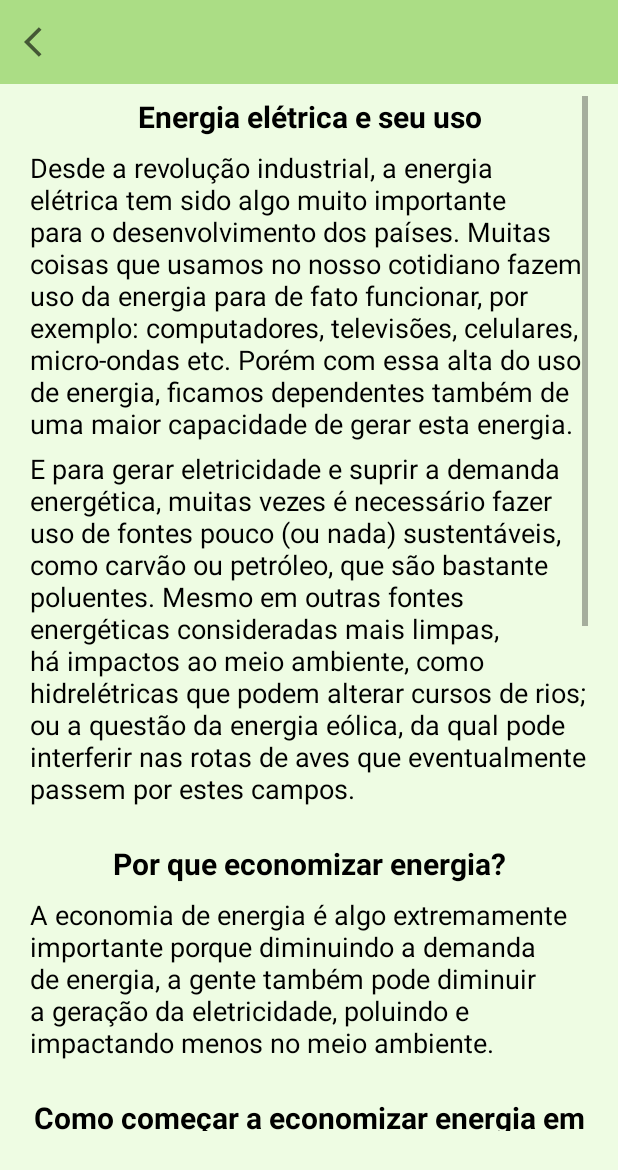
After one commit to MatheusCortez/EcoTask, an Android app: the FragmentEnergia screen opened through its navigation route, on a phone screen of 412 x 824 dp. The commit adds this screen. Shown: the top 1170 px of the screen. Run offline under Robolectric (Android 15) with nearby library versions, the phone set to English and light mode, and no system bars; our stand-ins replace Dagger/Hilt's generated code.

Commit message:
Ĩmplementação final da aba ideias

```diff
--- /dev/null
+++ b/app/src/main/java/com/example/ecotask_/FragmentEnergia.kt
@@ -0,0 +1,35 @@
+package com.example.ecotask_
+
+import android.content.Intent
+import android.net.Uri
+import android.os.Bundle
+import androidx.fragment.app.Fragment
+import android.view.LayoutInflater
+import android.view.View
+import android.view.ViewGroup
+import androidx.navigation.fragment.findNavController
+import com.example.ecotask_.databinding.FragmentEnergiaBinding
+
+const val LINK_ENERGIA =
+    "https://brasilescola.uol.com.br/fisica/dicas-para-economia-energia-eletrica.htm"
+
+class FragmentEnergia : Fragment() {
+    lateinit var binding : FragmentEnergiaBinding
+
+    override fun onCreateView(
+        inflater: LayoutInflater, container: ViewGroup?,
+        savedInstanceState: Bundle?
+    ): View? {
+
+        binding = FragmentEnergiaBinding.inflate(inflater, container, false)
+
+        binding.materialToolbarEnergia.setOnClickListener {
+            findNavController().navigate(R.id.action_fragmentEnergia_to_fragmentDicas)
+        }
+
+        binding.linkParaSite3.setOnClickListener {
+            startActivity(Intent(Intent.ACTION_VIEW, Uri.parse(LINK_ENERGIA)))
+        }
+        return binding.root
+    }
+}
--- a/app/src/main/res/layout/activity_logo.xml
+++ b/app/src/main/res/layout/activity_logo.xml
@@ -8,14 +8,16 @@
     tools:context=".logo">
 
     <ImageView
-        android:id="@+id/imageView"
+        android:id="@+id/viewEnergia"
         android:layout_width="314dp"
         android:layout_height="592dp"
         android:contentDescription="@string/logo"
+        android:scaleX="1.5"
+        android:scaleY="1.5"
         app:layout_constraintBottom_toBottomOf="parent"
         app:layout_constraintEnd_toEndOf="parent"
         app:layout_constraintHorizontal_bias="0.5"
         app:layout_constraintStart_toStartOf="parent"
         app:layout_constraintTop_toTopOf="parent"
-        app:srcCompat="@drawable/logo_app" />
+        app:srcCompat="@drawable/ecotask_logo" />
 </androidx.constraintlayout.widget.ConstraintLayout>
--- /dev/null
+++ b/app/src/main/res/layout/fragment_energia.xml
@@ -0,0 +1,191 @@
+<?xml version="1.0" encoding="utf-8"?>
+<androidx.constraintlayout.widget.ConstraintLayout xmlns:android="http://schemas.android.com/apk/res/android"
+    xmlns:tools="http://schemas.android.com/tools"
+    android:layout_width="match_parent"
+    android:layout_height="match_parent"
+    xmlns:app="http://schemas.android.com/apk/res-auto"
+    tools:context=".FragmentEnergia">
+
+    <com.google.android.material.appbar.MaterialToolbar
+        android:id="@+id/materialToolbarEnergia"
+        android:layout_width="match_parent"
+        android:layout_height="wrap_content"
+        android:background="@color/backcolor"
+        app:layout_constraintEnd_toEndOf="parent"
+        app:layout_constraintHorizontal_bias="1.0"
+        app:layout_constraintStart_toStartOf="parent"
+        app:layout_constraintTop_toTopOf="parent"
+        app:navigationIcon="@drawable/ic_baseline_arrow_back_ios_24"
+        app:title="" />
+
+    <androidx.constraintlayout.widget.Guideline
+        android:id="@+id/guideline4"
+        android:layout_width="wrap_content"
+        android:layout_height="wrap_content"
+        android:orientation="vertical"
+        app:layout_constraintGuide_begin="20dp"/>
+
+    <androidx.constraintlayout.widget.Guideline
+        android:id="@+id/guideline7"
+        android:layout_width="match_parent"
+        android:layout_height="match_parent"
+        app:layout_constraintGuide_end="20dp"
+        android:orientation="vertical" />
+
+    <ScrollView
+        android:layout_width="0dp"
+        android:layout_height="0dp"
+        android:layout_marginTop="8dp"
+        android:layout_marginBottom="70dp"
+        app:layout_constraintBottom_toBottomOf="parent"
+        app:layout_constraintEnd_toStartOf="@+id/guideline7"
+        app:layout_constraintStart_toStartOf="@+id/guideline4"
+        app:layout_constraintTop_toBottomOf="@+id/materialToolbarEnergia">
+
+        <LinearLayout
+            android:layout_width="match_parent"
+            android:layout_height="wrap_content"
+            android:orientation="vertical">
+
+            <TextView
+                android:id="@+id/textView14"
+                android:layout_width="match_parent"
+                android:layout_height="wrap_content"
+                android:text="Energia elétrica e seu uso"
+                android:textAlignment="center"
+                android:textColor="#000000"
+                android:textSize="20sp"
+                android:textStyle="bold" />
+
+            <TextView
+                android:id="@+id/textView16"
+                android:layout_width="match_parent"
+                android:layout_height="wrap_content"
+                android:layout_marginTop="8dp"
+                android:text="Desde a revolução industrial, a energia elétrica tem sido algo muito importante para o desenvolvimento dos países. Muitas coisas que usamos no nosso cotidiano fazem uso da energia para de fato funcionar, por exemplo: computadores, televisões, celulares, micro-ondas etc. Porém com essa alta do uso de energia, ficamos dependentes também de uma maior capacidade de gerar esta energia. "
+                android:textColor="#000000"
+                android:textSize="18sp" />
+
+            <TextView
+                android:id="@+id/textView19"
+                android:layout_width="match_parent"
+                android:layout_height="wrap_content"
+                android:layout_marginTop="5dp"
+                android:text="E para gerar eletricidade e suprir a demanda energética, muitas vezes é necessário fazer uso de fontes pouco (ou nada) sustentáveis, como carvão ou petróleo, que são bastante poluentes. Mesmo em outras fontes energéticas consideradas mais limpas, há impactos ao meio ambiente, como hidrelétricas que podem alterar cursos de rios; ou a questão da energia eólica, da qual pode interferir nas rotas de aves que eventualmente passem por estes campos."
+                android:textColor="#000000"
+                android:textSize="18sp" />
+
+            <TextView
+                android:id="@+id/textView21"
+                android:layout_width="match_parent"
+                android:layout_height="wrap_content"
+                android:layout_marginTop="24dp"
+                android:text="Por que economizar energia?"
+                android:textAlignment="center"
+                android:textColor="#000000"
+                android:textSize="20sp"
+                android:textStyle="bold" />
+
+            <TextView
+                android:id="@+id/textView22"
+                android:layout_width="match_parent"
+                android:layout_height="wrap_content"
+                android:layout_marginTop="8dp"
+                android:text="A economia de energia é algo extremamente importante porque diminuindo a demanda de energia, a gente também pode diminuir a geração da eletricidade, poluindo e impactando menos no meio ambiente. "
+                android:textColor="#000000"
+                android:textSize="18sp" />
+
+            <TextView
+                android:id="@+id/textView23"
+                android:layout_width="match_parent"
+                android:layout_height="wrap_content"
+                android:layout_marginTop="24dp"
+                android:text="Como começar a economizar energia em casa?"
+                android:textAlignment="center"
+                android:textColor="#000000"
+                android:textSize="20sp"
+                android:textStyle="bold" />
+
+            <TextView
+                android:id="@+id/textView24"
+                android:layout_width="match_parent"
+                android:layout_height="wrap_content"
+                android:layout_marginTop="8dp"
+                android:text="Iluminação doméstica"
+                android:textAlignment="viewStart"
+                android:textColor="#000000"
+                android:textSize="18sp"
+                android:textStyle="bold" />
+
+            <TextView
+                android:id="@+id/textView25"
+                android:layout_width="match_parent"
+                android:layout_height="wrap_content"
+                android:layout_marginTop="5dp"
+                android:text="Na questão da iluminação dentro de casa, tente investir em lâmpadas de LED, elas são mais econômicas que outros tipos de lâmpadas, como fluorescentes e muito mais econômicas que lâmpadas incandescentes. Usar cores claras nas paredes da casa também ajuda a iluminar mais o ambiente."
+                android:textColor="#000000"
+                android:textSize="18sp" />
+
+            <TextView
+                android:id="@+id/textView26"
+                android:layout_width="match_parent"
+                android:layout_height="wrap_content"
+                android:text="Banhos mais curtos"
+                android:layout_marginTop="8dp"
+                android:textColor="#000000"
+                android:textSize="18sp"
+                android:textStyle="bold"/>
+
+            <TextView
+                android:id="@+id/textView27"
+                android:layout_width="match_parent"
+                android:layout_height="wrap_content"
+                android:layout_marginTop="5dp"
+                android:text="O chuveiro elétrico muito usado em lares brasileiros, é um grande vilão da economia de energia, podendo ser a maior causa de gastos com energia dentro de uma casa. Reduzir o banho de 15 minutos para 8, todos os dias, já pode baixar bastante o seu consumo e com isso, você não apenas ajuda o planeta como também ajuda as suas finanças."
+                android:textColor="#000000"
+                android:textSize="18sp" />
+
+            <TextView
+                android:id="@+id/textView29"
+                android:layout_width="match_parent"
+                android:layout_height="wrap_content"
+                android:layout_marginTop="8dp"
+                android:text="Uso mais consciente do ar-condicionado"
+                android:textColor="#000000"
+                android:textSize="18sp"
+                android:textStyle="bold" />
+
+            <TextView
+                android:id="@+id/textView30"
+                android:layout_width="match_parent"
+                android:layout_height="wrap_content"
+                android:layout_marginTop="5dp"
+                android:text="O ar-condicionado, tal como o chuveiro, pode ser um grande problema para o seu bolso, portanto, tome cuidado e só use este aparelho se caso realmente necessite."
+                android:textColor="#000000"
+                android:textSize="18sp" />
+
+            <TextView
+                android:id="@+id/textView31"
+                android:layout_width="match_parent"
+                android:layout_height="match_parent"
+                android:layout_marginTop="8dp"
+                android:text="Para saber mais sobre economia de energia clique no link:"
+                android:textColor="#000000"
+                android:textSize="16sp"
+                android:textStyle="bold" />
+
+            <TextView
+                android:id="@+id/linkParaSite3"
+                android:layout_width="match_parent"
+                android:layout_height="16dp"
+                android:layout_marginTop="18dp"
+                android:layout_marginBottom="18dp"
+                android:clickable="true"
+                android:text="Clique aqui para ir até o site"
+                android:textAlignment="center"
+                android:textColor="@color/teal_700"
+                android:textStyle="bold|italic" />
+
+        </LinearLayout>
+    </ScrollView>
+</androidx.constraintlayout.widget.ConstraintLayout>
--- a/app/src/main/res/navigation/nav_graph.xml
+++ b/app/src/main/res/navigation/nav_graph.xml
@@ -34,5 +34,41 @@
         <action
             android:id="@+id/action_fragmentDicas_to_listFragment"
             app:destination="@id/listFragment" />
+        <action
+            android:id="@+id/action_fragmentDicas_to_fragmentEnergia"
+            app:destination="@id/fragmentEnergia" />
+        <action
+            android:id="@+id/action_fragmentDicas_to_fragmentCompost"
+            app:destination="@id/fragmentCompost" />
+        <action
+            android:id="@+id/action_fragmentDicas_to_fragmentReciclagem"
+            app:destination="@id/fragmentReciclagem" />
+    </fragment>
+    <fragment
+        android:id="@+id/fragmentReciclagem"
+        android:name="com.example.ecotask_.FragmentReciclagem"
+        android:label="fragment_reciclagem"
+        tools:layout="@layout/fragment_reciclagem" >
+        <action
+            android:id="@+id/action_fragmentReciclagem_to_fragmentDicas"
+            app:destination="@id/fragmentDicas" />
+    </fragment>
+    <fragment
+        android:id="@+id/fragmentCompost"
+        android:name="com.example.ecotask_.FragmentCompost"
+        android:label="fragment_compost"
+        tools:layout="@layout/fragment_compost" >
+        <action
+            android:id="@+id/action_fragmentCompost_to_fragmentDicas"
+            app:destination="@id/fragmentDicas" />
+    </fragment>
+    <fragment
+        android:id="@+id/fragmentEnergia"
+        android:name="com.example.ecotask_.FragmentEnergia"
+        android:label="fragment_energia"
+        tools:layout="@layout/fragment_energia" >
+        <action
+            android:id="@+id/action_fragmentEnergia_to_fragmentDicas"
+            app:destination="@id/fragmentDicas" />
     </fragment>
 </navigation>
--- a/app/src/main/res/values/strings.xml
+++ b/app/src/main/res/values/strings.xml
@@ -15,4 +15,6 @@
     <string name="senha">Senha</string>
     <string name="dicas">Dicas</string>
     <string name="reciclagem">Reciclagem</string>
+    <!-- TODO: Remove or change this placeholder text -->
+    <string name="hello_blank_fragment">Hello blank fragment</string>
 </resources>
```
Also changed, not shown: app/src/main/java/com/example/ecotask_/FragmentCompost.kt (added, +27 -0 lines), app/src/main/java/com/example/ecotask_/FragmentDicas.kt (+13 -0 lines), app/src/main/java/com/example/ecotask_/FragmentReciclagem.kt (added, +45 -0 lines), app/src/main/res/layout/activity_login.xml (+16 -10 lines), app/src/main/res/layout/fragment_compost.xml (added, +113 -0 lines), app/src/main/res/layout/fragment_dicas.xml (+10 -9 lines), app/src/main/res/layout/fragment_reciclagem.xml (added, +179 -0 lines), app/src/main/res/layout/itemtarefa.xml (+28 -20 lines), app/src/main/res/drawable-v24/ecotask_logo.png (added).
